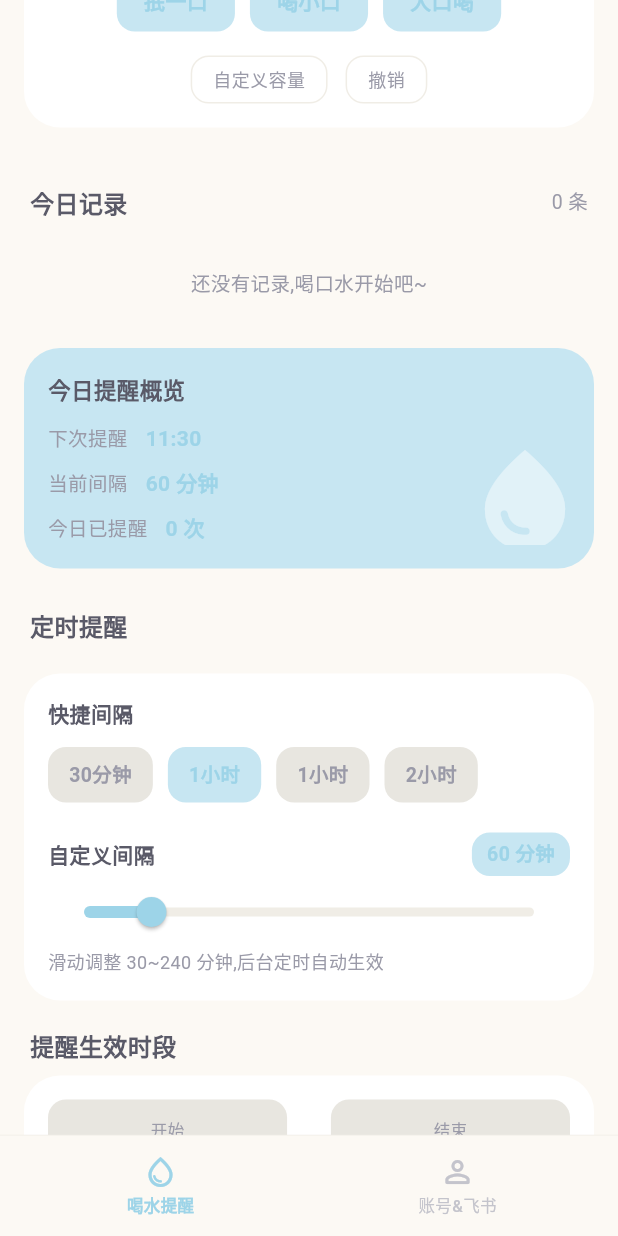
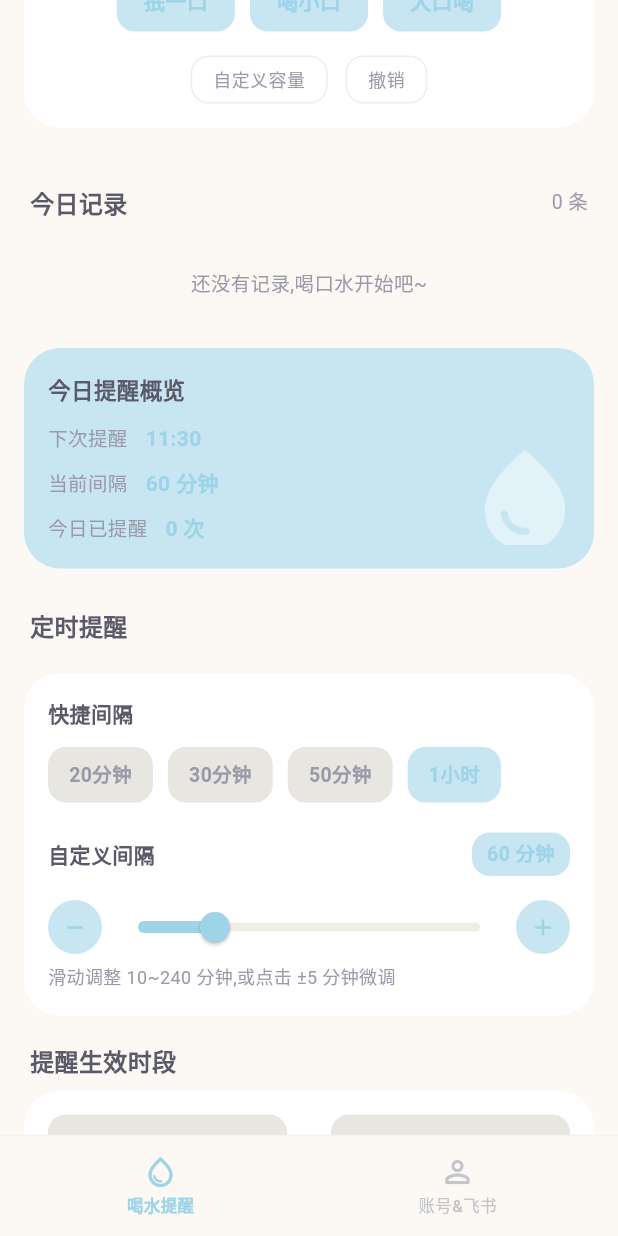
Before and after one commit to kyle1762/drinking, a Flutter app: the screen it shows after launch, scrolled down 576 dp, on a phone screen of 412 x 824 dp. Run offline on Flutter 3.47's test engine with Material 3 defaults, Android fonts, the phone set to English and light mode, and no system bars; our stand-ins replace audioplayers, flutter_local_notifications, permission_handler, shared_preferences, webview_flutter; missing offline and left inert: android_alarm_manager_plus.

Commit message:
feat: 快捷间隔调整+加减5分钟按钮+飞书配置条件显示
- 快捷间隔改为 20/30/50/60 分钟

- 自定义间隔滑块范围 10~240,新增加减5分钟圆形微调按钮

- 飞书机器人配置卡片重构为条件显示逻辑

- 清理 _FeishuBindCard 死代码,转为 StatelessWidget

```diff
--- a/lib/pages/home_page.dart
+++ b/lib/pages/home_page.dart
@@ -91,7 +91,7 @@ class _CreamBottomBar extends StatelessWidget {
 
   @override
   Widget build(BuildContext context) {
-    final items = _kTabs;
+    const items = _kTabs;
     return Container(
       decoration: const BoxDecoration(
         color: AppColors.cream,
--- a/lib/pages/reminder/reminder_page.dart
+++ b/lib/pages/reminder/reminder_page.dart
@@ -172,21 +172,22 @@ class _OverviewCard extends StatelessWidget {
 class _ReminderModule extends StatelessWidget {
   @override
   Widget build(BuildContext context) {
-    return Column(
+    return const Column(
       children: [
-        const SectionTitle('定时提醒'),
-        const SizedBox(height: 12),
-        const _LoopReminder(),
+        SectionTitle('定时提醒'),
+        SizedBox(height: 12),
+        _LoopReminder(),
       ],
     );
   }
 }
 
-/// 循环提醒 - 快捷间隔 + 自定义滑块
+/// 循环提醒 - 快捷间隔 + 自定义滑块(含加减5分钟按钮)
 class _LoopReminder extends StatelessWidget {
   const _LoopReminder();
 
-  static const _quick = [30, 60, 90, 120];
+  // 快捷间隔:20分钟、30分钟、50分钟、1小时
+  static const _quick = [20, 30, 50, 60];
 
   @override
   Widget build(BuildContext context) {
@@ -250,11 +251,20 @@ class _LoopReminder extends StatelessWidget {
                 ),
               ],
             ),
-            Slider(
-              min: 30,
+            const SizedBox(height: 10),
+            // 加减5分钟按钮 + 滑块
+            Row(
+              children: [
+                _stepButton(
+                  icon: Icons.remove,
+                  onTap: () => _adjustInterval(s, -5),
+                ),
+                Expanded(
+                  child: Slider(
+                    min: 10,
                     max: 240,
-              divisions: 42,
-              value: s.loopInterval.toDouble().clamp(30, 240),
+                    divisions: 46,
+                    value: s.loopInterval.toDouble().clamp(10, 240),
                     onChanged: (v) => s.setLoopInterval(v.round()),
                     onChangeEnd: (v) {
                       if (s.reminderEnabled &&
@@ -267,12 +277,45 @@ class _LoopReminder extends StatelessWidget {
                       );
                     },
                   ),
-            const Text('滑动调整 30~240 分钟,后台定时自动生效',
+                ),
+                _stepButton(
+                  icon: Icons.add,
+                  onTap: () => _adjustInterval(s, 5),
+                ),
+              ],
+            ),
+            const Text('滑动调整 10~240 分钟,或点击 ±5 分钟微调',
                 style: TextStyle(color: AppColors.textSecondary, fontSize: 12)),
           ],
         ),
       ),
     );
+  }
+
+  /// 加减5分钟微调按钮
+  Widget _stepButton({required IconData icon, required VoidCallback onTap}) {
+    return RippleButton(
+      onTap: onTap,
+      borderRadius: 20,
+      child: Container(
+        width: 36,
+        height: 36,
+        decoration: const BoxDecoration(
+          color: AppColors.softBlue,
+          shape: BoxShape.circle,
+        ),
+        child: Icon(icon, size: 18, color: AppColors.softBlueDeep),
+      ),
+    );
+  }
+
+  /// 调整间隔:delta 可正可负,范围 10~240
+  void _adjustInterval(AppState s, int delta) {
+    final newInterval = (s.loopInterval + delta).clamp(10, 240);
+    s.setLoopInterval(newInterval);
+    if (s.reminderEnabled && s.notificationGranted && !s.reminderPaused) {
+      AlarmService.scheduleLoop(newInterval);
+    }
   }
 }
 
```
Also changed, not shown: lib/pages/account/account_page.dart (+199 -161 lines). Lines whose indentation alone changed are shown as unchanged.
